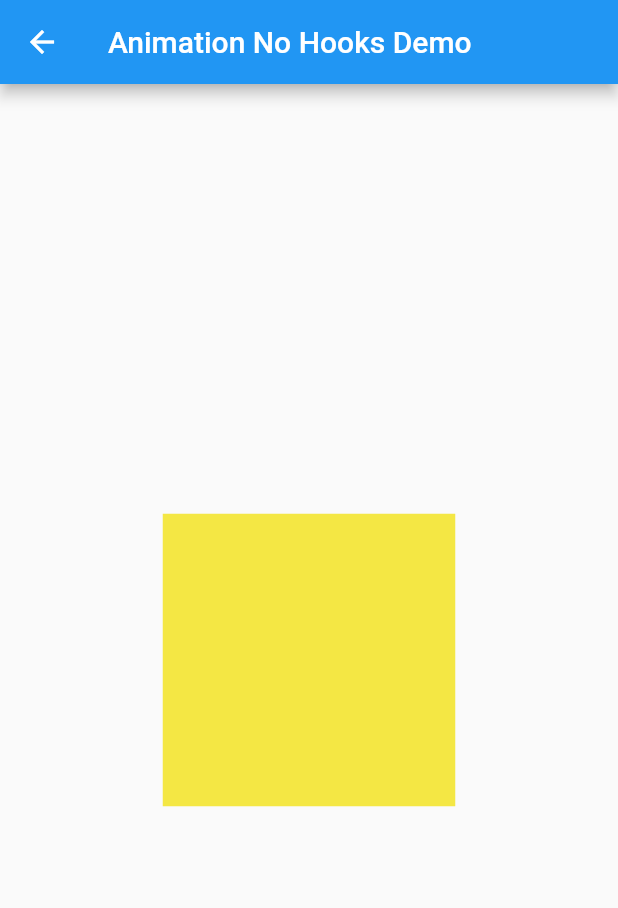
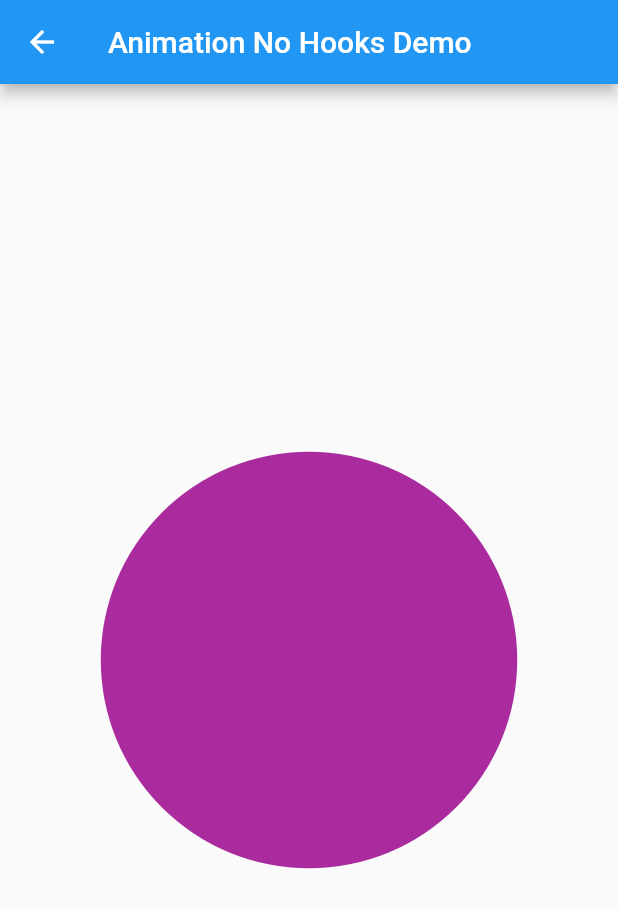
Before and after one commit to Lord-Chris/fbc_flutter_hooks_and_code_reusability, a Flutter app: the AnimationNoHook screen opened directly, on a phone screen of 412 x 824 dp. Shown: the top 908 px of the screen. Run offline on Flutter 3.47's test engine with Material 2 defaults, Android fonts, the light colour scheme and no system bars; our stand-ins replace flutter_hooks.

Commit message:
Animation Hooks set

```diff
--- a/lib/hooks/object_binding/animation_related/animation.dart
+++ b/lib/hooks/object_binding/animation_related/animation.dart
@@ -10,35 +10,29 @@ class AnimationNoHook extends StatefulWidget {
 class AnimationNoHookState extends State<AnimationNoHook>
     with SingleTickerProviderStateMixin {
   late AnimationController controller;
-  late Animation colorAnimation;
-  late Animation sizeAnimation;
+  late Animation colorAnim;
+  late Animation sizeAnim;
 
   @override
   void initState() {
     super.initState();
 
-    // Defining controller with animation duration of two seconds
+    // Defining controller with animation having a duration of 2 seconds
     controller =
         AnimationController(vsync: this, duration: const Duration(seconds: 2));
 
     // Defining both color and size animations
-    colorAnimation =
-        ColorTween(begin: Colors.blue, end: Colors.yellow).animate(controller);
-    sizeAnimation = Tween<double>(begin: 100.0, end: 200.0).animate(controller);
+    colorAnim =
+        ColorTween(begin: Colors.red, end: Colors.purple).animate(controller);
+    sizeAnim = Tween<double>(begin: 75.5, end: 150).animate(controller);
 
-    // Rebuilding the screen when animation goes ahead
+    // Rebuild the screen when animation starts
     controller.addListener(() {
       setState(() {});
     });
 
-    // Repeat the animation after finish
+    // Starts and repeats the animation
     controller.repeat();
-
-    //For single time
-    //controller.forward()
-
-    //Reverses the animation instead of starting it again and repeats
-    // controller.repeat(reverse: true);
   }
 
   @override
@@ -54,10 +48,9 @@ class AnimationNoHookState extends State<AnimationNoHook>
         title: const Text("Animation No Hooks Demo"),
       ),
       body: Center(
-        child: Container(
-          height: sizeAnimation.value,
-          width: sizeAnimation.value,
-          color: colorAnimation.value,
+        child: CircleAvatar(
+          radius: sizeAnim.value,
+          backgroundColor: colorAnim.value,
         ),
       ),
     );
--- a/lib/main.dart
+++ b/lib/main.dart
@@ -77,7 +77,7 @@ class MyHomePage2 extends StatefulWidget {
 }
 
 class _MyHomePage2State extends State<MyHomePage2> {
-  // late TextEditingController controller;
+  late TextEditingController controller;
   late Timer timer;
 
   @override
```
Also changed, not shown: lib/hooks/object_binding/animation_related/animation_hooks.dart (+9 -18 lines), lib/hooks/object_binding/dart_async/stream_hooks.dart (added, +27 -0 lines), lib/hooks/object_binding/dart_async/stream_no_hooks.dart (added, +51 -0 lines), lib/hooks/object_binding/dart_async/stream_setup.dart (added, +33 -0 lines).
